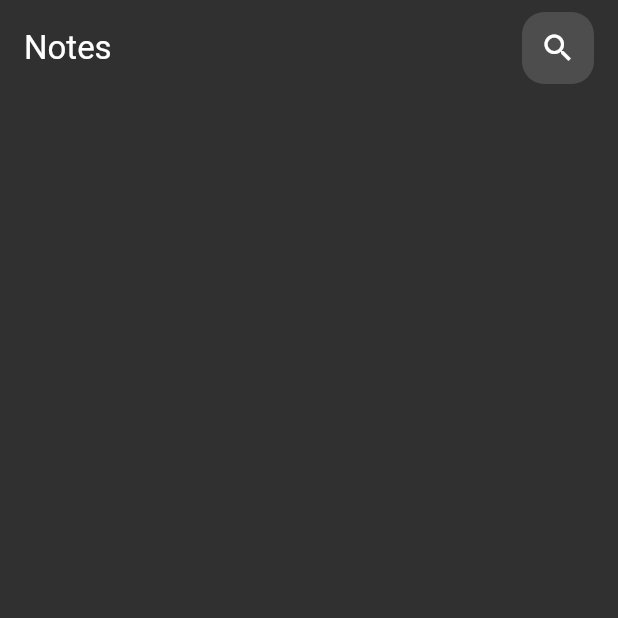
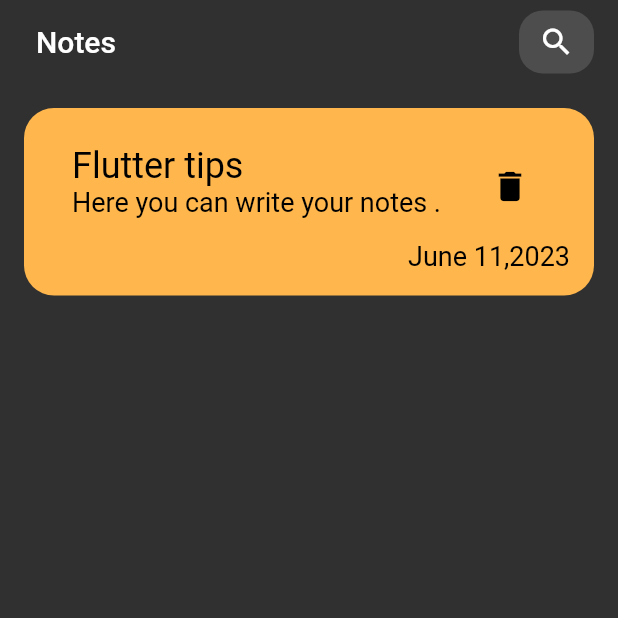
Before and after one commit to AbdAlrhmanHassan/Notes_App, a Flutter app: the screen it shows after launch, on a phone screen of 412 x 824 dp, the top half of it. Run offline on Flutter 3.47's test engine with Material 2 defaults, Android fonts, the phone set to English and light mode, and no system bars; Roboto replaces fonts that are missing (Poppins).

Commit message:
Creat custom note  card

```diff
--- a/lib/main.dart
+++ b/lib/main.dart
@@ -1,5 +1,5 @@
 import 'package:flutter/material.dart';
-import 'package:flutter_app_7_note_app/views/NotePage.dart';
+import 'package:flutter_app_7_note_app/views/Note_page.dart';
 
 void main() {
   runApp(const MainApp());
@@ -12,10 +12,8 @@
   Widget build(BuildContext context) {
     return MaterialApp(
       debugShowCheckedModeBanner: false,
-      theme: ThemeData(
-          brightness: Brightness.dark,
-          scaffoldBackgroundColor: Colors.grey[850]),
-      home:  NotePage(),
+      theme: ThemeData(brightness: Brightness.dark, fontFamily: 'Poppins'),
+      home: const NotePage(),
     );
   }
 }
--- a/lib/views/NotePage.dart
+++ /dev/null
@@ -1,45 +0,0 @@
-import 'package:flutter/material.dart';
-
-class NotePage extends StatelessWidget {
-  const NotePage({super.key});
-
-  @override
-  Widget build(BuildContext context) {
-    return const Scaffold(
-      body: Column(
-        children: [
-          Padding(
-            padding: EdgeInsets.symmetric(horizontal: 16, vertical: 8),
-            child: Row(
-              mainAxisAlignment: MainAxisAlignment.spaceBetween,
-              children: [
-                Text(
-                  "Notes",
-                  style: TextStyle(fontWeight: FontWeight.w400, fontSize: 22),
-                ),
-                CustomSearchIcon()
-              ],
-            ),
-          )
-        ],
-      ),
-    );
-  }
-}
-
-class CustomSearchIcon extends StatelessWidget {
-  const CustomSearchIcon({
-    super.key,
-  });
-
-  @override
-  Widget build(BuildContext context) {
-    return Container(
-        decoration: BoxDecoration(
-          borderRadius: BorderRadius.circular(15),
-          color: const Color.fromARGB(67, 158, 158, 158),
-        ),
-        child: IconButton(
-            onPressed: () {}, icon: const Icon(Icons.search)));
-  }
-}
--- /dev/null
+++ b/lib/views/Note_page.dart
@@ -0,0 +1,12 @@
+import 'package:flutter/material.dart';
+
+import 'Widgets/notes_view_body.dart';
+
+class NotePage extends StatelessWidget {
+  const NotePage({super.key});
+
+  @override
+  Widget build(BuildContext context) {
+    return const NotesViewBody();
+  }
+}
--- /dev/null
+++ b/lib/views/Widgets/custom_app_bar.dart
@@ -0,0 +1,22 @@
+import 'package:flutter/material.dart';
+import 'package:flutter_app_7_note_app/views/Widgets/custom_search_icon.dart';
+
+class CustomAppBar extends StatelessWidget {
+  const CustomAppBar({
+    super.key,
+  });
+
+  @override
+  Widget build(BuildContext context) {
+    return const Row(
+      mainAxisAlignment: MainAxisAlignment.spaceBetween,
+      children: [
+        Text(
+          "Notes",
+          style: TextStyle(fontWeight: FontWeight.w400, fontSize: 22),
+        ),
+        CustomSearchIcon()
+      ],
+    );
+  }
+}
--- /dev/null
+++ b/lib/views/Widgets/custom_search_icon.dart
@@ -0,0 +1,26 @@
+import 'package:flutter/material.dart';
+
+class CustomSearchIcon extends StatelessWidget {
+  const CustomSearchIcon({
+    super.key,
+  });
+
+  @override
+  Widget build(BuildContext context) {
+    return Padding(
+      padding: const EdgeInsets.symmetric(horizontal: 16.0, vertical: 7),
+      child: Container(
+          width: 50,
+          height: 50,
+          decoration: BoxDecoration(
+            borderRadius: BorderRadius.circular(16),
+            color: const Color.fromARGB(67, 158, 158, 158),
+          ),
+          child: IconButton(
+            onPressed: () {},
+            icon: const Icon(Icons.search),
+            splashRadius: 20,
+          )),
+    );
+  }
+}
--- /dev/null
+++ b/lib/views/Widgets/notes_view_body.dart
@@ -0,0 +1,73 @@
+import 'package:flutter/material.dart';
+
+import 'custom_search_icon.dart';
+
+class NotesViewBody extends StatelessWidget {
+  const NotesViewBody({
+    super.key,
+  });
+
+  @override
+  Widget build(BuildContext context) {
+    return Scaffold(
+      appBar: AppBar(
+        elevation: 0,
+        backgroundColor: Theme.of(context).scaffoldBackgroundColor,
+        title: Padding(
+          padding: const EdgeInsets.symmetric(horizontal: 8.0),
+          child: const Text("Notes"),
+        ),
+        actions: const [CustomSearchIcon()],
+      ),
+      body: Padding(
+        padding: const EdgeInsets.all(16.0),
+        child: Column(
+          children: [
+            NoteItem(),
+          ],
+        ),
+      ),
+    );
+  }
+}
+
+class NoteItem extends StatelessWidget {
+  const NoteItem({super.key});
+
+  @override
+  Widget build(BuildContext context) {
+    return Container(
+      width: double.infinity,
+      decoration: BoxDecoration(
+        color: Colors.orange[300],
+        borderRadius: BorderRadius.circular(20),
+      ),
+      child: Padding(
+        padding: const EdgeInsets.all(16.0),
+        child: Column(crossAxisAlignment: CrossAxisAlignment.end, children: [
+          ListTile(
+            title: const Text(
+              "Flutter tips",
+              style: TextStyle(color: Colors.black, fontSize: 24),
+            ),
+            subtitle: const Text(
+              "Here you can write your notes . ",
+              style: TextStyle(color: Colors.black, fontSize: 18),
+            ),
+            trailing: IconButton(
+                onPressed: () {},
+                icon: const Icon(
+                  Icons.delete,
+                  color: Colors.black,
+                  size: 26,
+                )),
+          ),
+          const Text(
+            "June 11,2023",
+            style: TextStyle(color: Colors.black, fontSize: 18),
+          )
+        ]),
+      ),
+    );
+  }
+}
--- a/lib/views/cutomWidget.dart
+++ /dev/null
@@ -1,18 +0,0 @@
-import 'package:flutter/material.dart';
-
-class CustomSearchIcon extends StatelessWidget {
-  const CustomSearchIcon({
-    super.key,
-  });
-
-  @override
-  Widget build(BuildContext context) {
-    return Container(
-        decoration: BoxDecoration(
-          borderRadius: BorderRadius.circular(15),
-          color: const Color.fromARGB(67, 158, 158, 158),
-        ),
-        child: IconButton(
-            onPressed: () {}, icon: const Icon(Icons.search)));
-  }
-}
```
Also changed, not shown: pubspec.yaml (+6 -1 lines), lib/assets/font_assets/Poppins-Regular.ttf (added).
